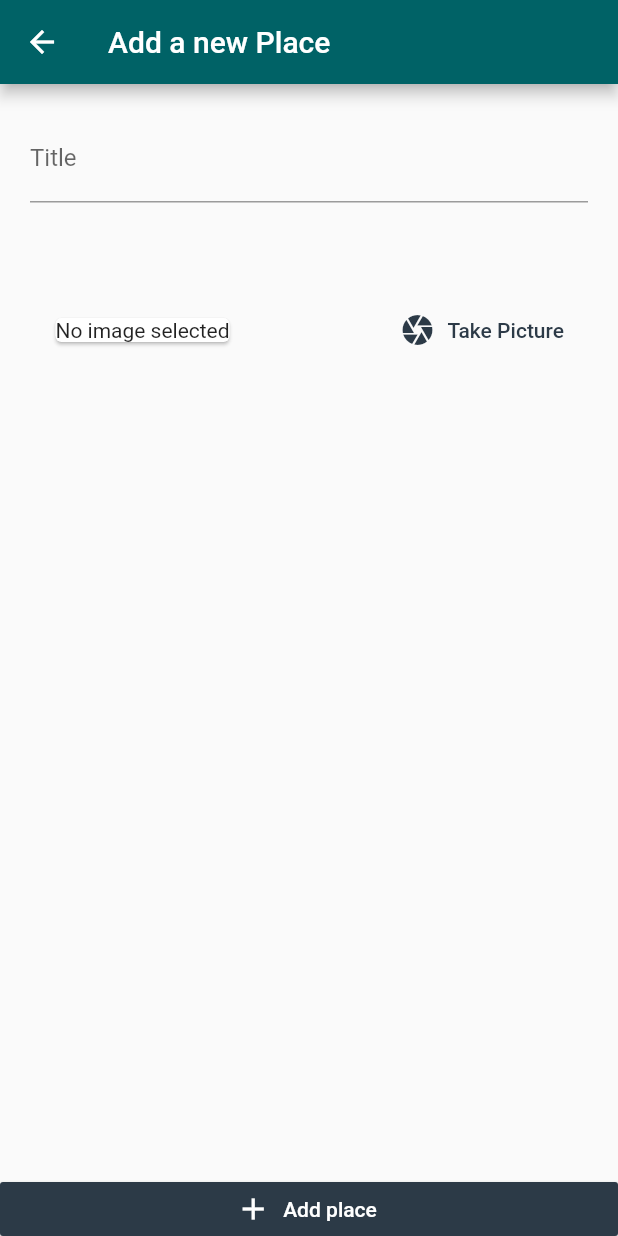
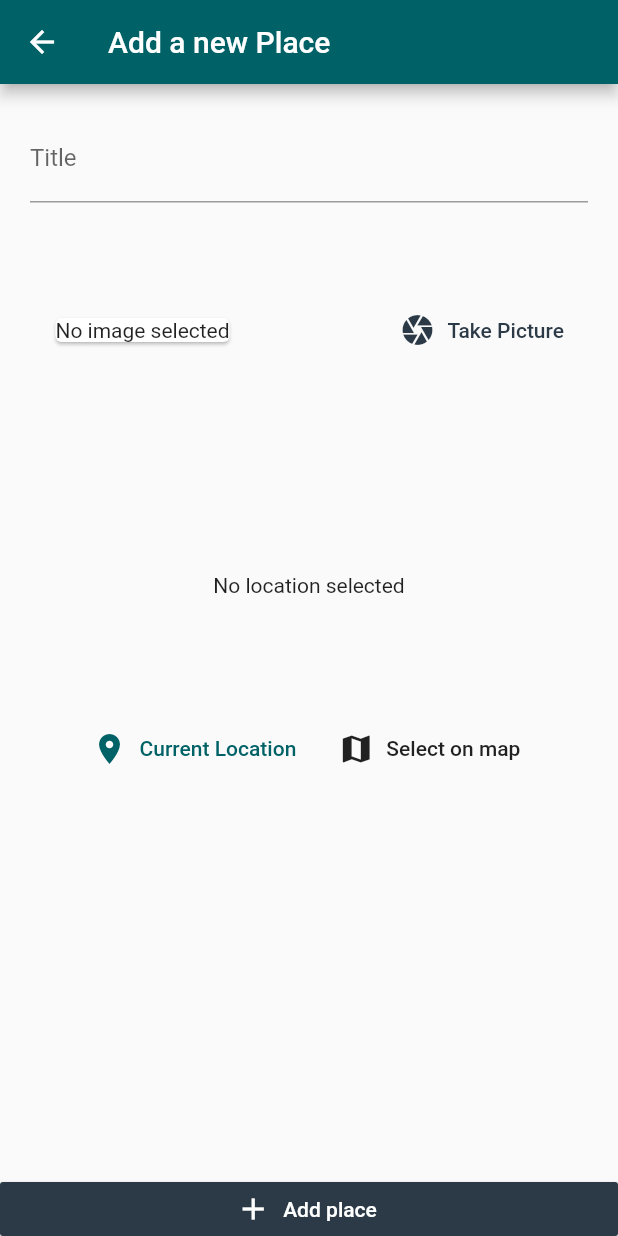
Before and after one commit to yuri4n/places-flutter, a Flutter app: the AddPlaceScreen screen opened by its route, on a phone screen of 412 x 824 dp. Run offline on Flutter 3.47's test engine with Material 2 defaults, Android fonts, the phone set to English and light mode, and no system bars; our stand-ins replace image_picker, location, sqflite; accounts and stored records are empty.

Commit message:
Google maps static preview

```diff
--- /dev/null
+++ b/lib/helpers/location_helper.dart
@@ -0,0 +1,8 @@
+const String GOOGLE_API_KEY = 'AIzaSyCp0kJAKNNkzjDFaDXtaI1TJI4Rzy4_QnY';
+
+class LocationHelper {
+  static String generateLocationPreviewImage(
+      {double latitude, double longitude}) {
+    return 'https://maps.googleapis.com/maps/api/staticmap?center=&$latitude,$longitude&zoom=16&size=600x300&maptype=roadmap&markers=color:red%7Clabel:C%7C$latitude,$longitude&key=$GOOGLE_API_KEY';
+  }
+}
--- a/lib/screens/add_place_screen.dart
+++ b/lib/screens/add_place_screen.dart
@@ -6,6 +6,7 @@ import 'package:provider/provider.dart';
 import '../providers/places.dart';
 
 import '../widgets/image_input.dart';
+import '../widgets/location_input.dart';
 
 class AddPlaceScreen extends StatefulWidget {
   static const String routeName = '/add-place';
@@ -51,6 +52,8 @@ class _AddPlaceScreenState extends State<AddPlaceScreen> {
                     ),
                     SizedBox(height: 10),
                     ImageInput(this._selectImage),
+                    SizedBox(height: 10),
+                    LocationInput(),
                   ],
                 ),
               ),
--- /dev/null
+++ b/lib/widgets/location_input.dart
@@ -0,0 +1,68 @@
+import 'package:flutter/material.dart';
+import 'package:location/location.dart';
+
+import '../helpers/location_helper.dart';
+
+class LocationInput extends StatefulWidget {
+  @override
+  _LocationInputState createState() => _LocationInputState();
+}
+
+class _LocationInputState extends State<LocationInput> {
+  String _previewImageUrl;
+
+  Future<void> _getCurrentUserLocation() async {
+    final locData = await Location().getLocation();
+    final previewUrl = LocationHelper.generateLocationPreviewImage(
+      latitude: locData.latitude,
+      longitude: locData.longitude,
+    );
+
+    setState(() {
+      _previewImageUrl = previewUrl;
+    });
+  }
+
+  @override
+  Widget build(BuildContext context) {
+    return Column(
+      children: <Widget>[
+        Container(
+          alignment: Alignment.center,
+          height: 170,
+          width: double.infinity,
+          child: this._previewImageUrl == null
+              ? Text(
+                  'No location selected',
+                  textAlign: TextAlign.center,
+                )
+              : Image.network(
+                  _previewImageUrl,
+                  fit: BoxFit.cover,
+                  width: double.infinity,
+                ),
+        ),
+        Row(
+          mainAxisAlignment: MainAxisAlignment.center,
+          children: <Widget>[
+            FlatButton.icon(
+              icon: Icon(
+                Icons.location_on,
+              ),
+              label: Text('Current Location'),
+              textColor: Theme.of(context).primaryColor,
+              onPressed: _getCurrentUserLocation,
+            ),
+            FlatButton.icon(
+              icon: Icon(
+                Icons.map,
+              ),
+              label: Text('Select on map'),
+              onPressed: () {},
+            ),
+          ],
+        )
+      ],
+    );
+  }
+}
--- a/pubspec.yaml
+++ b/pubspec.yaml
@@ -24,6 +24,8 @@ dependencies:
   path: ^1.6.4
   path_provider: ^1.6.7
   sqflite: ^1.3.0
+  location: ^3.0.2
+  google_maps_flutter: ^0.5.27
 
   # The following adds the Cupertino Icons font to your application.
   # Use with the CupertinoIcons class for iOS style icons.
```
Also changed, not shown: pubspec.lock, 1 other file.
